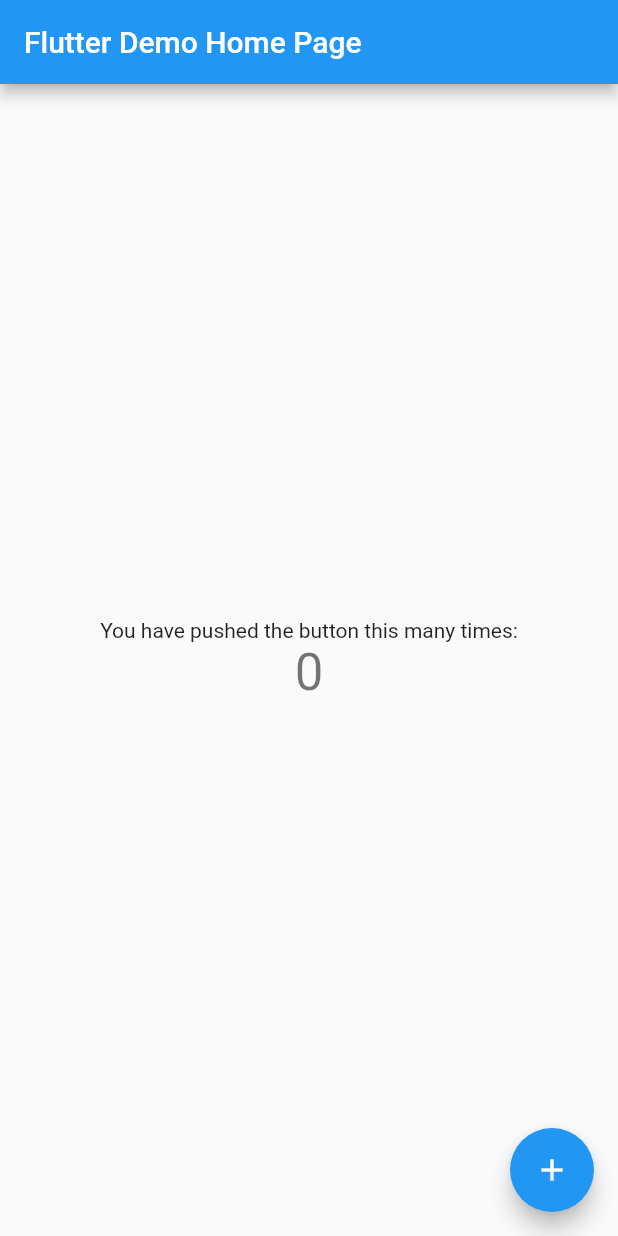
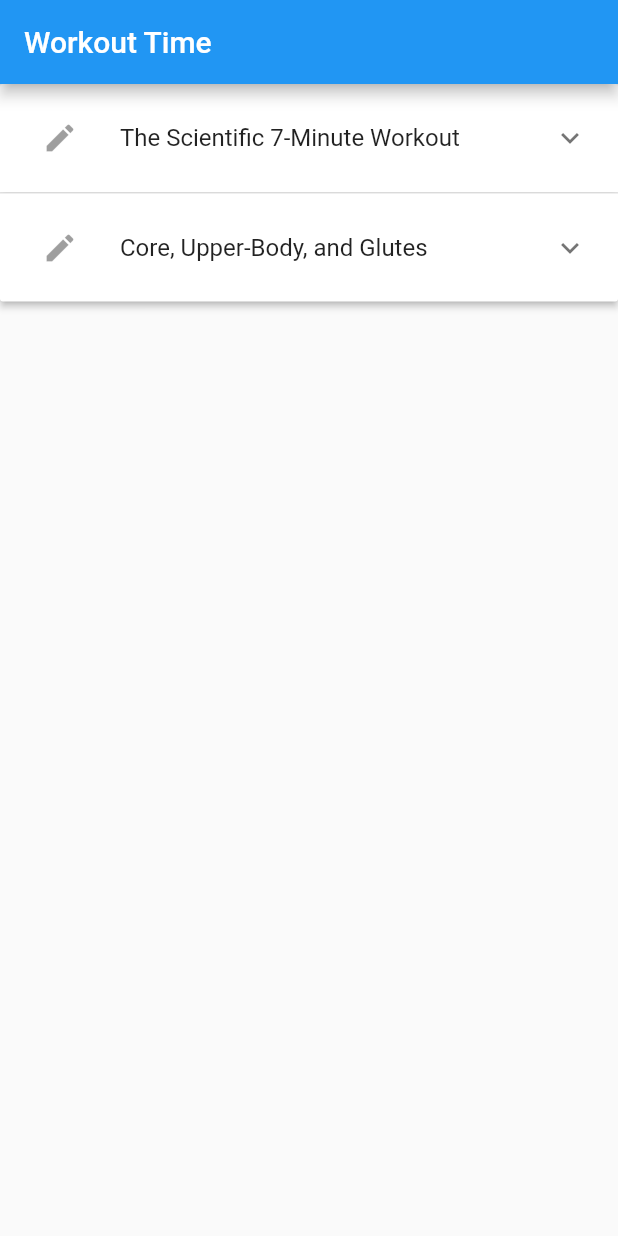
Before and after one commit to spoloxs/gym_app, a Flutter app: the screen it shows after launch, on a phone screen of 412 x 824 dp. Run offline on Flutter 3.47's test engine with Material 2 defaults, Android fonts, the phone set to English and light mode, and no system bars; our stand-ins replace equatable, flutter_bloc.

Commit message:
feat: read json values

```diff
--- /dev/null
+++ b/lib/blocs/workout_cubit.dart
@@ -0,0 +1,34 @@
+import 'dart:convert';
+
+import 'package:flutter/services.dart';
+import 'package:flutter_bloc/flutter_bloc.dart';
+import 'package:gym_app/models/workout.dart';
+
+class WorkoutsCubit extends Cubit<List<Workout>>{ // Used cubit as we need to change data in it
+  WorkoutsCubit():super([]);
+
+  getWorkout() async{
+    final List<Workout> workouts = [];
+
+    final workoutsJson = jsonDecode(await rootBundle.loadString("assets/workouts.json"));
+    for(var el in (workoutsJson as Iterable))
+    {
+      workouts.add(Workout.fromJson(el));
+    }
+
+    emit(workouts); // Tells flutter change in state of workouts
+  }
+
+  // We could do this for BLoC
+  // on<Events>() async{
+  //   final List<Workout> workouts = [];
+
+  //   final workoutsJson = jsonDecode(await rootBundle.loadString("assets/workouts.json"));
+  //   for(var el in (workoutsJson as Iterable))
+  //   {
+  //     workouts.add(Workout.fromJson(el));
+  //   }
+
+  //   emit(workouts);
+  // }
+}
--- a/lib/main.dart
+++ b/lib/main.dart
@@ -1,115 +1,45 @@
 import 'package:flutter/material.dart';
+import 'package:flutter_bloc/flutter_bloc.dart';
+import 'package:gym_app/blocs/workout_cubit.dart';
+import 'package:gym_app/models/workout.dart';
+import 'package:gym_app/screens/home_page.dart';
 
 void main() {
-  runApp(const MyApp());
+  runApp(const WorkoutClass());
 }
 
-class MyApp extends StatelessWidget {
-  const MyApp({super.key});
-
-  // This widget is the root of your application.
+class WorkoutClass extends StatelessWidget {
+  const WorkoutClass({super.key});
   @override
   Widget build(BuildContext context) {
     return MaterialApp(
-      title: 'Flutter Demo',
+      title: 'My Workouts',
       theme: ThemeData(
-        // This is the theme of your application.
-        //
-        // Try running your application with "flutter run". You'll see the
-        // application has a blue toolbar. Then, without quitting the app, try
-        // changing the primarySwatch below to Colors.green and then invoke
-        // "hot reload" (press "r" in the console where you ran "flutter run",
-        // or simply save your changes to "hot reload" in a Flutter IDE).
-        // Notice that the counter didn't reset back to zero; the application
-        // is not restarted.
-        primarySwatch: Colors.blue,
+        primaryColor: Colors.blue,
+        textTheme: const TextTheme(
+          bodyMedium: TextStyle(color: Colors.amber),
+        )
       ),
-      home: const MyHomePage(title: 'Flutter Demo Home Page'),
+      home: BlocProvider<WorkoutsCubit>(
+        create: (BuildContext context){
+          WorkoutsCubit workoutsCubit = WorkoutsCubit();
+          if(workoutsCubit.state.isEmpty)
+          {
+            print("..loading data");
+            workoutsCubit.getWorkout();
+          }
+          else
+          {
+            print("..loaded data");
+          }
+          return (workoutsCubit);
+        },
+        child: BlocBuilder<WorkoutsCubit, List<Workout>>(
+              builder: (context, state){
+                return const HomePage();
+              },
+        ),
+      ),
     );
   }
 }
-
-class MyHomePage extends StatefulWidget {
-  const MyHomePage({super.key, required this.title});
-
-  // This widget is the home page of your application. It is stateful, meaning
-  // that it has a State object (defined below) that contains fields that affect
-  // how it looks.
-
-  // This class is the configuration for the state. It holds the values (in this
-  // case the title) provided by the parent (in this case the App widget) and
-  // used by the build method of the State. Fields in a Widget subclass are
-  // always marked "final".
-
-  final String title;
-
-  @override
-  State<MyHomePage> createState() => _MyHomePageState();
-}
-
-class _MyHomePageState extends State<MyHomePage> {
-  int _counter = 0;
-
-  void _incrementCounter() {
-    setState(() {
-      // This call to setState tells the Flutter framework that something has
-      // changed in this State, which causes it to rerun the build method below
-      // so that the display can reflect the updated values. If we changed
-      // _counter without calling setState(), then the build method would not be
-      // called again, and so nothing would appear to happen.
-      _counter++;
-    });
-  }
-
-  @override
-  Widget build(BuildContext context) {
-    // This method is rerun every time setState is called, for instance as done
-    // by the _incrementCounter method above.
-    //
-    // The Flutter framework has been optimized to make rerunning build methods
-    // fast, so that you can just rebuild anything that needs updating rather
-    // than having to individually change instances of widgets.
-    return Scaffold(
-      appBar: AppBar(
-        // Here we take the value from the MyHomePage object that was created by
-        // the App.build method, and use it to set our appbar title.
-        title: Text(widget.title),
-      ),
-      body: Center(
-        // Center is a layout widget. It takes a single child and positions it
-        // in the middle of the parent.
-        child: Column(
-          // Column is also a layout widget. It takes a list of children and
-          // arranges them vertically. By default, it sizes itself to fit its
-          // children horizontally, and tries to be as tall as its parent.
-          //
-          // Invoke "debug painting" (press "p" in the console, choose the
-          // "Toggle Debug Paint" action from the Flutter Inspector in Android
-          // Studio, or the "Toggle Debug Paint" command in Visual Studio Code)
-          // to see the wireframe for each widget.
-          //
-          // Column has various properties to control how it sizes itself and
-          // how it positions its children. Here we use mainAxisAlignment to
-          // center the children vertically; the main axis here is the vertical
-          // axis because Columns are vertical (the cross axis would be
-          // horizontal).
-          mainAxisAlignment: MainAxisAlignment.center,
-          children: <Widget>[
-            const Text(
-              'You have pushed the button this many times:',
-            ),
-            Text(
-              '$_counter',
-              style: Theme.of(context).textTheme.headlineMedium,
-            ),
-          ],
-        ),
-      ),
-      floatingActionButton: FloatingActionButton(
-        onPressed: _incrementCounter,
-        tooltip: 'Increment',
-        child: const Icon(Icons.add),
-      ), // This trailing comma makes auto-formatting nicer for build methods.
-    );
-  }
-}
--- /dev/null
+++ b/lib/models/exercise.dart
@@ -0,0 +1,40 @@
+import 'dart:convert';
+
+import 'package:equatable/equatable.dart';
+
+class Excercise extends Equatable{ // Needs to be equatable in order to be changeable as workout is equatable
+  Excercise(
+    {
+      required this.title,
+      required this.prelude,
+      required this.duration,
+      this.index,
+      this.startTime
+    }
+  ); // constructor
+
+  String title;
+  int prelude;
+  int duration;
+  int? index;
+  int? startTime;
+
+  // Also a constructor but can send data already in Excercise class stored in memory
+  // so we are using factory
+  factory Excercise.fromJson(Map<String, dynamic> json, int index, int startTime) => Excercise(
+    title : json["title"],
+    prelude : json["prelude"],
+    duration : json["duration"],
+    index : index,
+    startTime: startTime
+    );
+
+  Map<String, dynamic> toJson () => {
+    "title" : title,
+    "prelude" : prelude,
+    "duration" : duration,
+  };
+
+  @override
+  List<Object?> get props => [title, prelude, duration, index, startTime];
+}
--- /dev/null
+++ b/lib/models/workout.dart
@@ -0,0 +1,35 @@
+import 'package:equatable/equatable.dart';
+
+import 'exercise.dart';
+
+class Workout extends Equatable{ // As this data will change as per user, we need to use Equatable
+
+  final String? title;
+  final List<Excercise> excercises;
+  const Workout({required this.title, required this.excercises});
+  factory Workout.fromJson(Map <String, dynamic> json){
+    List<Excercise> excercises = [];
+    int index = 0;
+    int startTime = 0;
+    for(var ex in (json['exercises'] as Iterable))
+    {
+      excercises.add(Excercise.fromJson(ex, index, startTime));
+      index++;
+      startTime += excercises.last.prelude + excercises.last.duration;
+    }
+    return(Workout(title: json['title'] as String, excercises: excercises));
+  }
+
+  Map<String, dynamic> toJson() => {
+    "title" : title,
+    "excercises" : excercises,
+  };
+
+  int getTotalTime(){
+    int time = excercises.fold(0, (previousValue, element) => previousValue + element.prelude + element.duration);
+    return time;
+  }
+
+  @override
+  List<Object?> get props => [title, excercises];
+}
--- /dev/null
+++ b/lib/screens/home_page.dart
@@ -0,0 +1,42 @@
+import 'package:flutter/material.dart';
+import 'package:flutter_bloc/flutter_bloc.dart';
+import 'package:gym_app/blocs/workout_cubit.dart';
+
+import '../models/workout.dart';
+
+class HomePage extends StatelessWidget{
+  const HomePage({super.key});
+
+  @override
+  Widget build(BuildContext context)
+  {
+    return Scaffold(
+      appBar: AppBar(
+        title: const Text('Workout Time'),
+      ),
+      body: SingleChildScrollView(
+        child: BlocBuilder<WorkoutsCubit, List<Workout>>(
+          builder: (context, workouts) => ExpansionPanelList.radio(
+            children: workouts.map((e) => ExpansionPanelRadio(
+              value: e,
+              headerBuilder: (context, isExpanded) => ListTile(
+                visualDensity: const VisualDensity(
+                  horizontal: 0, vertical: VisualDensity.maximumDensity
+                ),
+                leading: const IconButton(onPressed: null, icon: Icon(Icons.edit)),
+                title: Text(e.title!),
+              ),
+              body: ListView.builder(shrinkWrap: true,
+                itemBuilder: (context, i) => ListTile(
+                  leading: Text(""),
+                  title: Text(e.excercises[i].title),
+              ),
+              itemCount: e.excercises.length,
+              )
+              ),).toList(),
+          ),
+        ),
+      )
+    );
+  }
+}
--- a/pubspec.yaml
+++ b/pubspec.yaml
@@ -30,7 +30,8 @@ environment:
 dependencies:
   flutter:
     sdk: flutter
-
+  flutter_bloc:
+  equatable:
 
   # The following adds the Cupertino Icons font to your application.
   # Use with the CupertinoIcons class for iOS style icons.
@@ -63,6 +64,9 @@ flutter:
   #   - images/a_dot_burr.jpeg
   #   - images/a_dot_ham.jpeg
 
+  assets:
+      - assets/workouts.json
+
   # An image asset can refer to one or more resolution-specific "variants", see
   # https://flutter.dev/assets-and-images/#resolution-aware
 
```
Also changed, not shown: assets/workouts.json (added, +107 -0 lines), pubspec.lock, 1 other file.
